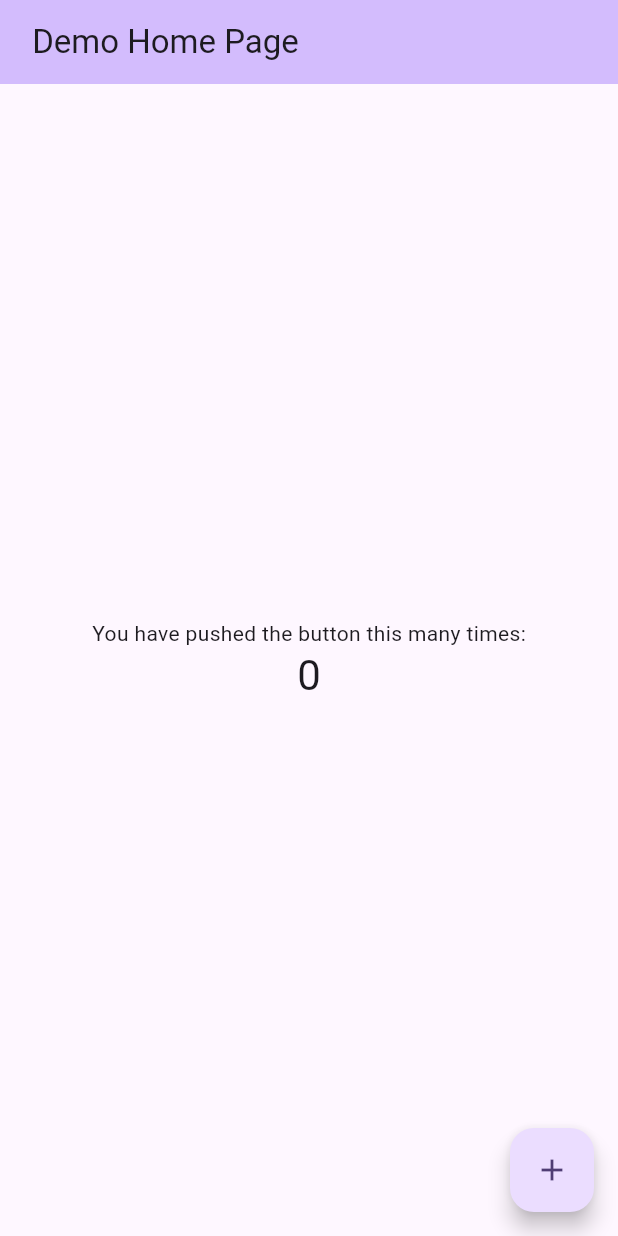
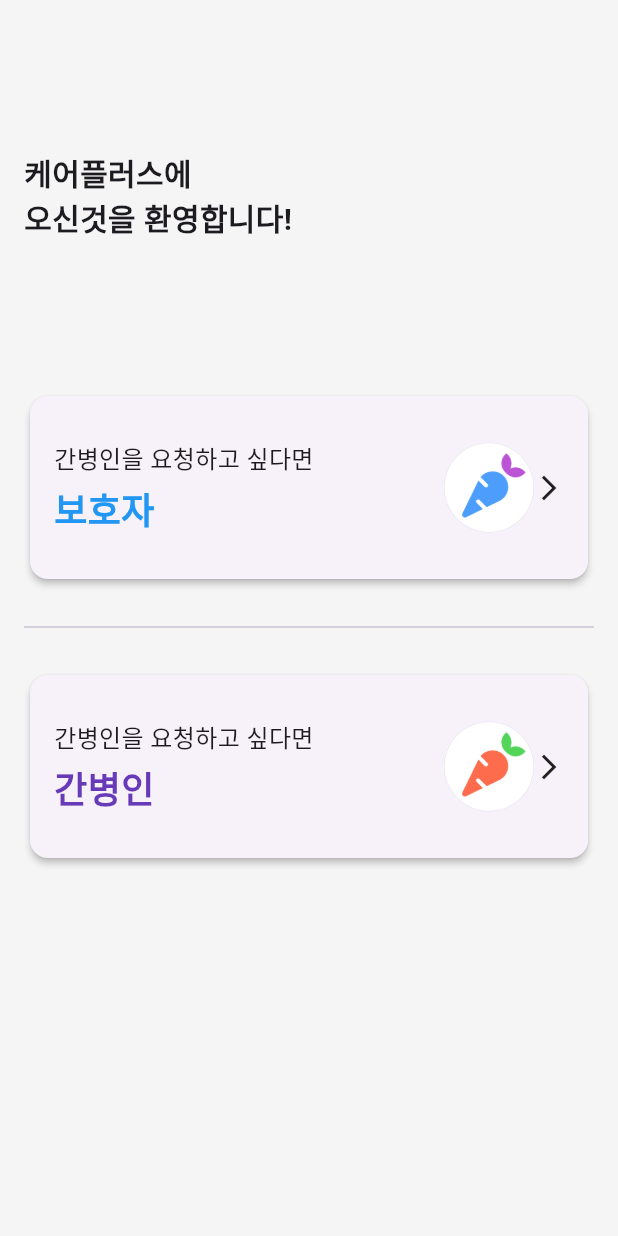
Before and after one commit to didtlrhks/NeoCareApp, a Flutter app: the screen it shows after launch, on a phone screen of 412 x 824 dp. Run offline on Flutter 3.47's test engine with Material 3 defaults, Android fonts, the phone set to English and light mode, and no system bars.

Commit message:
home view add

```diff
--- a/lib/main.dart
+++ b/lib/main.dart
@@ -7,64 +7,176 @@ void main() {
 class MyApp extends StatelessWidget {
   const MyApp({super.key});
 
-  // This widget is the root of your application.
   @override
   Widget build(BuildContext context) {
-    return MaterialApp(
-      title: 'Flutter Demo',
-      theme: ThemeData(
-        colorScheme: ColorScheme.fromSeed(seedColor: Colors.deepPurple),
-        useMaterial3: true,
+    return const MaterialApp(
+      home: Scaffold(
+        backgroundColor: Color(0xFFF5F5F5),
+        body: Center(
+          child: WelcomeScreen(),
+        ),
       ),
-      home: const MyHomePage(title: ' Demo Home Page'),
     );
   }
 }
 
-class MyHomePage extends StatefulWidget {
-  const MyHomePage({super.key, required this.title});
-
-  final String title;
+class WelcomeScreen extends StatelessWidget {
+  const WelcomeScreen({super.key});
 
   @override
-  State<MyHomePage> createState() => _MyHomePageState();
+  Widget build(BuildContext context) {
+    return Padding(
+      padding: const EdgeInsets.only(top: 100, left: 16, right: 16),
+      child: Column(
+        mainAxisAlignment: MainAxisAlignment.start,
+        crossAxisAlignment: CrossAxisAlignment.start,
+        children: [
+          const Text(
+            '케어플러스에 \n오신것을 환영합니다!',
+            style: TextStyle(fontSize: 20, fontWeight: FontWeight.bold),
+          ),
+          const SizedBox(height: 20),
+          const Padding(padding: EdgeInsets.all(40)),
+
+          // 첫 번째 카드
+          Card(
+            elevation: 2,
+            child: InkWell(
+              onTap: () {
+                Navigator.push(
+                  context,
+                  MaterialPageRoute(
+                      builder: (context) => const CaregiverPage()),
+                );
+              },
+              child: const Padding(
+                padding:
+                    EdgeInsets.only(top: 30, bottom: 30, left: 16, right: 16),
+                child: Row(
+                  children: [
+                    // 텍스트 부분
+                    Expanded(
+                      child: Column(
+                        crossAxisAlignment: CrossAxisAlignment.start,
+                        children: [
+                          Text(
+                            '간병인을 요청하고 싶다면',
+                            style: TextStyle(fontSize: 16),
+                          ),
+                          SizedBox(height: 4),
+                          Text(
+                            '보호자',
+                            style: TextStyle(
+                              fontSize: 24,
+                              fontWeight: FontWeight.bold,
+                              color: Colors.blue,
+                            ),
+                          ),
+                        ],
+                      ),
+                    ),
+                    // 이미지 부분
+                    CircleAvatar(
+                      backgroundImage:
+                          AssetImage('assets/images/caregiver_img.png'),
+                      radius: 30,
+                    ),
+                    Icon(Icons.arrow_forward_ios, size: 20),
+                  ],
+                ),
+              ),
+            ),
+          ),
+          const SizedBox(height: 20),
+          const Divider(),
+          const SizedBox(height: 20),
+
+          // 두 번째 카드
+          Card(
+            elevation: 2,
+            child: InkWell(
+              onTap: () {
+                Navigator.push(
+                  context,
+                  MaterialPageRoute(builder: (context) => const GuardianPage()),
+                );
+              },
+              child: const Padding(
+                padding:
+                    EdgeInsets.only(top: 30, bottom: 30, left: 16, right: 16),
+                child: Row(
+                  children: [
+                    // 텍스트 부분
+                    Expanded(
+                      child: Column(
+                        crossAxisAlignment: CrossAxisAlignment.start,
+                        children: [
+                          Text(
+                            '간병인을 요청하고 싶다면',
+                            style: TextStyle(fontSize: 16),
+                          ),
+                          SizedBox(height: 4),
+                          Text(
+                            '간병인',
+                            style: TextStyle(
+                              fontSize: 24,
+                              fontWeight: FontWeight.bold,
+                              color: Colors.deepPurple,
+                            ),
+                          ),
+                        ],
+                      ),
+                    ),
+                    // 이미지 부분
+                    CircleAvatar(
+                      backgroundImage:
+                          AssetImage('assets/images/guardian_img.png'),
+                      radius: 30,
+                    ),
+                    Icon(Icons.arrow_forward_ios, size: 20),
+                  ],
+                ),
+              ),
+            ),
+          ),
+        ],
+      ),
+    );
+  }
 }
 
-class _MyHomePageState extends State<MyHomePage> {
-  int _counter = 0;
-
-  void _incrementCounter() {
-    setState(() {
-      _counter++;
-    });
-  }
+// 보호자 페이지
+class CaregiverPage extends StatelessWidget {
+  const CaregiverPage({super.key});
 
   @override
   Widget build(BuildContext context) {
     return Scaffold(
-      appBar: AppBar(
-        backgroundColor: Theme.of(context).colorScheme.inversePrimary,
-        title: Text(widget.title),
-      ),
-      body: Center(
-        child: Column(
-          mainAxisAlignment: MainAxisAlignment.center,
-          children: <Widget>[
-            const Text(
-              'You have pushed the button this many times:',
-            ),
-            Text(
-              '$_counter',
-              style: Theme.of(context).textTheme.headlineMedium,
-            ),
-          ],
+      appBar: AppBar(title: const Text('보호자 페이지')),
+      body: const Center(
+        child: Text(
+          '보호자 페이지 내용',
+          style: TextStyle(fontSize: 24),
         ),
       ),
-      floatingActionButton: FloatingActionButton(
-        onPressed: _incrementCounter,
-        tooltip: 'Increment',
-        child: const Icon(Icons.add),
-      ), // This trailing comma makes auto-formatting nicer for build methods.
     );
   }
 }
+
+// 간병인 페이지
+class GuardianPage extends StatelessWidget {
+  const GuardianPage({super.key});
+
+  @override
+  Widget build(BuildContext context) {
+    return Scaffold(
+      appBar: AppBar(title: const Text('간병인 페이지')),
+      body: const Center(
+        child: Text(
+          '간병인 페이지 내용',
+          style: TextStyle(fontSize: 24),
+        ),
+      ),
+    );
+  }
+}
--- a/pubspec.yaml
+++ b/pubspec.yaml
@@ -59,9 +59,9 @@ flutter:
   uses-material-design: true
 
   # To add assets to your application, add an assets section, like this:
-  # assets:
-  #   - images/a_dot_burr.jpeg
-  #   - images/a_dot_ham.jpeg
+  assets:
+    - assets/images/caregiver_img.png
+    - assets/images/guardian_img.png
 
   # An image asset can refer to one or more resolution-specific "variants", see
   # https://flutter.dev/to/resolution-aware-images
```
Also changed, not shown: assets/images/caregiver_img.png (added), assets/images/guardian_img.png (added).
